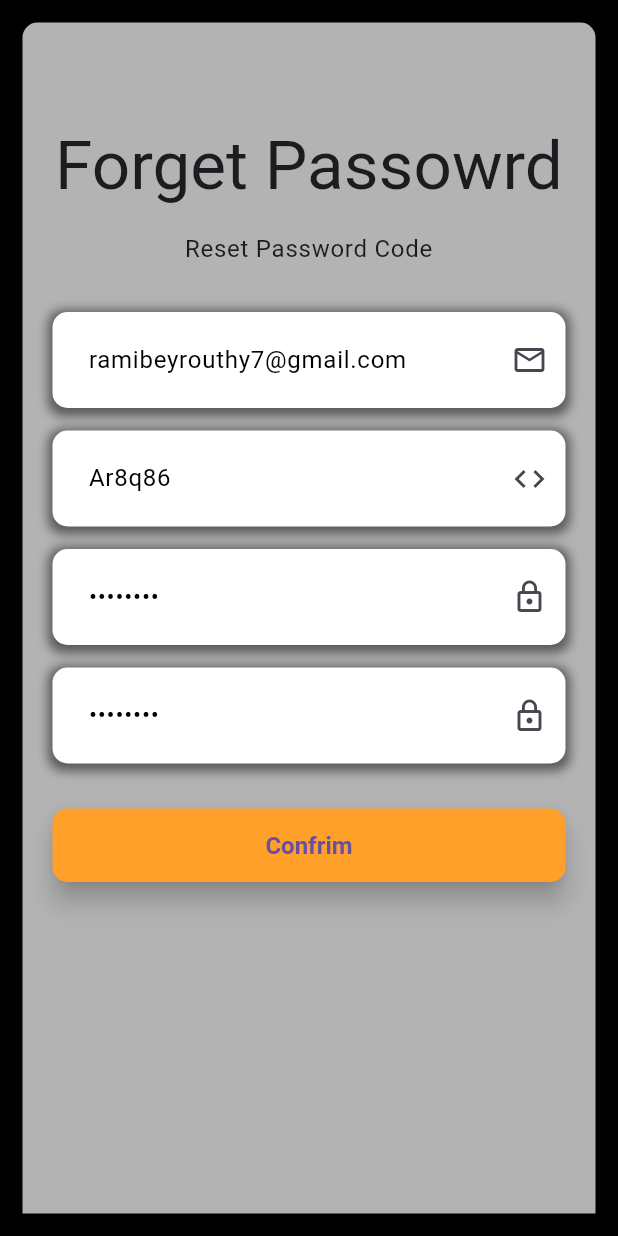
After one commit to Basheer2001/Hotel_System, a Flutter app: the ResetPasswordCode screen opened by its route, on a phone screen of 412 x 824 dp. The commit adds this screen. Run offline on Flutter 3.47's test engine with Material 3 defaults, Android fonts, the phone set to English and light mode, and no system bars; our stand-ins replace dio, flutter_otp_text_field, get, image_picker, shared_preferences; accounts and stored records are empty.

Commit message:
t3dil 3l main

```diff
--- /dev/null
+++ b/lib/controllers/resetpasswordcode_controller.dart
@@ -0,0 +1,58 @@
+import 'package:flutter/material.dart';
+import 'package:get/get.dart';
+import '../models/app_response.dart';
+import '../pages/auth/Register/register1.dart';
+import '../repository/resetpasswordcode_repo.dart';
+
+class ResetPasswordCodeController extends GetxController{
+
+  ResetPasswordCodeRepo  resetPasswordCodeRepo=Get.find<ResetPasswordCodeRepo>();
+
+  GlobalKey<FormState> formKey=GlobalKey<FormState>();
+
+  TextEditingController emailTextController=TextEditingController(text:"ramibeyrouthy7@gmail.com");
+  TextEditingController passwordTextController=TextEditingController(text:"12411241");
+  TextEditingController newpasswordTextController=TextEditingController(text:"12411241");
+  TextEditingController codeTextController=TextEditingController(text:"Ar8q86");
+
+  var firstSubmit =false.obs;
+
+  var loginLoadingState=false.obs;
+
+  void resetpasswordcode() async{
+    firstSubmit.value=true;
+    if(formKey.currentState!.validate()) {
+      loginLoadingState.value = true;
+      AppResponse response = await resetPasswordCodeRepo.resetpasswordcode(
+          emailTextController.text,
+          passwordTextController.text,
+          newpasswordTextController.text,
+          codeTextController.text,
+         );
+      loginLoadingState.value = false;
+      if (response.success) {
+        print("Verification Code Response: ${response.data}");
+        Get.to(() => Register1());
+        Get.defaultDialog(
+            title: "Success",
+            content: Text(""),
+            actions: [
+              TextButton(onPressed: () {
+                Get.back();
+              },
+                  child: Text("ok")),
+            ]
+        );
+      } else {
+        Get.defaultDialog(
+            title: "Error",
+            content: Text(response.errorMessage!),
+            actions: [
+              TextButton(onPressed: () {
+                Get.back();
+              },
+                  child: Text("ok")),
+            ]
+        );
+      }
+    }}}
--- /dev/null
+++ b/lib/pages/auth/forgetpassword/resetpasswordcode.dart
@@ -0,0 +1,480 @@
+import 'package:flutter/material.dart';
+import 'package:flutter_otp_text_field/flutter_otp_text_field.dart';
+import 'package:get/get.dart';
+import '../../../constant/auth/customtextbodyauth.dart';
+import '../../../constant/auth/customtexttitleauth.dart';
+import '../../../constant/color.dart';
+import '../../../controllers/resetpasswordcode_controller.dart';
+import '../../../controllers/verfiycode_controller.dart';
+import '../Register/register1.dart';
+
+/*
+class ResetPasswordCode extends GetView<ResetPassowrdCodeController>{
+  const ResetPasswordCode({Key? key}) : super(key: key);
+
+  @override
+  Widget build(BuildContext context) {
+    Get.put(ResetPassowrdCodeController());
+    return Scaffold(
+      appBar: AppBar(
+        centerTitle: true,
+        backgroundColor: AppColor.backgroundcolor,
+        elevation: 0.0,
+        title: Text('Reset Password Code',
+            style: TextStyle(fontWeight: FontWeight.bold)
+                .copyWith(color: AppColor.grey)),
+      ),
+      body:
+
+
+      Container(
+        padding: const EdgeInsets.symmetric(vertical: 15, horizontal: 30),
+        child: ListView(children: [
+          const SizedBox(height: 20),
+          const CustomTextTitleAuth(text: "Check Code"),
+          const SizedBox(height: 10),
+          const CustomTextBodyAuth(
+              text:
+              "Please Enter The Code Sent To "),
+          const SizedBox(height: 15),
+
+          Container(
+            decoration: BoxDecoration(
+              color: Colors.white,
+              borderRadius: BorderRadius.circular(10),
+              boxShadow: [
+                BoxShadow(
+                  color: Colors.black.withOpacity(0.5),
+                  spreadRadius: 3,
+                  blurRadius: 5,
+                  offset: Offset(0, 2), // changes position of shadow
+                ),
+              ],
+            ),
+            child: Obx(
+                  ()=>TextFormField(
+                controller: controller.emailTextController,
+                autovalidateMode: !controller.firstSubmit.value?
+                AutovalidateMode.disabled:
+                AutovalidateMode.always,
+                validator: (String?value){
+                  if(value!.isEmpty){
+                    return "Required Field";
+                  }else if(!GetUtils.isEmail(value)){
+                    return "Wrong Email";
+                  }
+                  return null;
+                },
+
+                style: TextStyle(color: Colors.black),
+                decoration: InputDecoration(
+                  hintText: 'Enter Email',
+                  hintStyle: TextStyle(color: Colors.grey),
+                  border: OutlineInputBorder(
+                    borderRadius: BorderRadius.circular(10),
+                    borderSide: BorderSide.none,
+                  ),
+                  contentPadding: EdgeInsets.all(20),
+                ),
+              ),
+            ),
+          ),
+          const SizedBox(height: 20),
+          Container(
+            decoration: BoxDecoration(
+              color: Colors.white,
+              borderRadius: BorderRadius.circular(10),
+              boxShadow: [
+                BoxShadow(
+                  color: Colors.black.withOpacity(0.5),
+                  spreadRadius: 3,
+                  blurRadius: 5,
+                  offset: Offset(0, 2), // changes position of shadow
+                ),
+              ],
+            ),
+            child: Obx(
+                  ()=>TextFormField(
+                controller: controller.codeTextController,
+                autovalidateMode: !controller.firstSubmit.value?
+                AutovalidateMode.disabled:
+                AutovalidateMode.always,
+                validator: (String?value){
+                  if(value!.isEmpty){
+                    return "Required Field";
+                  }
+                  return null;
+                },
+
+                style: TextStyle(color: Colors.black),
+                decoration: InputDecoration(
+                  hintText: 'Enter Code',
+                  hintStyle: TextStyle(color: Colors.grey),
+                  border: OutlineInputBorder(
+                    borderRadius: BorderRadius.circular(10),
+                    borderSide: BorderSide.none,
+                  ),
+                  contentPadding: EdgeInsets.all(20),
+                ),
+              ),
+            ),
+          ),
+          const SizedBox(height: 20),
+          Container(
+            decoration: BoxDecoration(
+              color: Colors.white,
+              borderRadius: BorderRadius.circular(10),
+              boxShadow: [
+                BoxShadow(
+                  color: Colors.black.withOpacity(0.5),
+                  spreadRadius: 3,
+                  blurRadius: 5,
+                  offset: Offset(0, 2), // changes position of shadow
+                ),
+              ],
+            ),
+            child: Obx(
+                  ()=> TextFormField(
+                controller: controller.passwordTextController,
+                autovalidateMode: !controller.firstSubmit.value?
+                AutovalidateMode.disabled
+                    :AutovalidateMode.always,
+                validator: (String ? value){
+                  if(value!.isEmpty){
+                    return "Required Field";
+                  }
+                  return null;
+                },
+                obscureText: true,
+                style: TextStyle(color: Colors.black),
+                decoration: InputDecoration(
+                  hintText: 'Enter Password',
+                  hintStyle: TextStyle(color: Colors.grey),
+                  suffixIcon: Icon(Icons.lock_outline),
+                  border: OutlineInputBorder(
+                    borderRadius: BorderRadius.circular(10),
+                    borderSide: BorderSide.none,
+                  ),
+                  contentPadding: EdgeInsets.all(20),
+                ),
+              ),
+            ),
+
+          ),
+          const SizedBox(height: 20),
+          Container(
+            decoration: BoxDecoration(
+              color: Colors.white,
+              borderRadius: BorderRadius.circular(10),
+              boxShadow: [
+                BoxShadow(
+                  color: Colors.black.withOpacity(0.5),
+                  spreadRadius: 3,
+                  blurRadius: 5,
+                  offset: Offset(0, 2), // changes position of shadow
+                ),
+              ],
+            ),
+            child: Obx(
+                  ()=> TextFormField(
+                controller: controller.newpasswordTextController,
+                autovalidateMode: !controller.firstSubmit.value?
+                AutovalidateMode.disabled
+                    :AutovalidateMode.always,
+                validator: (String ? value){
+                  if(value!.isEmpty){
+                    return "Required Field";
+                  }
+                  return null;
+                },
+                obscureText: true,
+                style: TextStyle(color: Colors.black),
+                decoration: InputDecoration(
+                  hintText: 'Enter Password',
+                  hintStyle: TextStyle(color: Colors.grey),
+                  suffixIcon: Icon(Icons.lock_outline),
+                  border: OutlineInputBorder(
+                    borderRadius: BorderRadius.circular(10),
+                    borderSide: BorderSide.none,
+                  ),
+                  contentPadding: EdgeInsets.all(20),
+                ),
+              ),
+            ),
+
+          ),
+
+//lorydemirgian02@gmail.com
+          SizedBox(height: 40),
+        ]),
+      ),
+    );
+  }
+}
+*/
+
+
+import 'package:flutter/material.dart';
+import 'package:get/get.dart';
+import 'package:get/get_state_manager/src/simple/get_view.dart';
+
+import '../../../constant/auth/custombottomauth.dart';
+import '../../../constant/auth/customtextbodyauth.dart';
+import '../../../constant/auth/customtexttitleauth.dart';
+import '../../../controllers/sendresetpassword_contoller.dart';
+
+class ResetPasswordCode extends GetView<ResetPasswordCodeController>  {
+  const ResetPasswordCode ({Key? key}) : super(key: key);
+
+  @override
+  Widget build(BuildContext context) {
+    Get.put(ResetPasswordCodeController());
+    return Scaffold(
+        body:
+        Stack(
+            children: [
+              Positioned.fill(
+                  child: Container(
+                    color: Colors.black, // Change this to the color you want
+                  )
+              ),
+              Container(
+                padding: const EdgeInsets.symmetric(vertical: 15, horizontal: 15),
+                alignment: Alignment.bottomCenter,
+                child: Container(
+                  decoration: BoxDecoration(
+                    color: Colors.white70,
+                    borderRadius: BorderRadius.only(
+                      topLeft: Radius.circular(10.0),
+                      topRight: Radius.circular(10.0),
+                      bottomLeft: Radius.circular(0.0), // Adjust this value as needed
+                      bottomRight: Radius.circular(0.0), // Adjust this value as needed
+                    ),
+                    boxShadow: [
+                      BoxShadow(
+                        color: Colors.black.withOpacity(0.5),
+                        spreadRadius: 5,
+                        blurRadius: 7,
+                        offset: Offset(0, 3), // changes position of shadow
+                      ),
+                    ],
+                  ),
+                  width: MediaQuery.of(context).size.width / 1,
+                  height: MediaQuery.of(context).size.width / 0.5,
+                  padding: EdgeInsets.all(20),
+                  child: Form(
+                    key: controller.formKey,
+                    child: ListView(children: [
+                      const SizedBox(height: 50),
+                      CustomTextTitleAuth(text: "Forget Passowrd"),
+                      const SizedBox(height: 17),
+                      CustomTextBodyAuth(text: "Reset Password Code"),
+                      const SizedBox(height: 30),
+                      Container(
+                        decoration: BoxDecoration(
+                          color: Colors.white,
+                          borderRadius: BorderRadius.circular(10),
+                          boxShadow: [
+                            BoxShadow(
+                              color: Colors.black.withOpacity(0.5),
+                              spreadRadius: 3,
+                              blurRadius: 5,
+                              offset: Offset(0, 2), // changes position of shadow
+                            ),
+                          ],
+                        ),
+                        child: Obx(
+                              ()=>TextFormField(
+                            controller: controller.emailTextController,
+                            autovalidateMode: !controller.firstSubmit.value?
+                            AutovalidateMode.disabled:
+                            AutovalidateMode.always,
+                            validator: (String?value){
+                              if(value!.isEmpty){
+                                return "Required Field";
+                              }else if(!GetUtils.isEmail(value)){
+                                return "Wrong Email";
+                              }
+                              return null;
+                            },
+
+                            style: TextStyle(color: Colors.black),
+                            decoration: InputDecoration(
+                              hintText: 'Enter Email',
+                              hintStyle: TextStyle(color: Colors.grey),
+                              suffixIcon: Icon(Icons.email_outlined),
+
+                              border: OutlineInputBorder(
+                                borderRadius: BorderRadius.circular(10),
+                                borderSide: BorderSide.none,
+                              ),
+                              contentPadding: EdgeInsets.all(20),
+                            ),
+                          ),
+                        ),
+                      ),
+                      SizedBox(height: 15,),
+                      Container(
+                        decoration: BoxDecoration(
+                          color: Colors.white,
+                          borderRadius: BorderRadius.circular(10),
+                          boxShadow: [
+                            BoxShadow(
+                              color: Colors.black.withOpacity(0.5),
+                              spreadRadius: 3,
+                              blurRadius: 5,
+                              offset: Offset(0, 2), // changes position of shadow
+                            ),
+                          ],
+                        ),
+                        child: Obx(
+                              ()=>TextFormField(
+                            controller: controller.codeTextController,
+                            autovalidateMode: !controller.firstSubmit.value?
+                            AutovalidateMode.disabled:
+                            AutovalidateMode.always,
+                            validator: (String?value){
+                              if(value!.isEmpty){
+                                return "Required Field";
+                              }
+                              return null;
+                            },
+
+                            style: TextStyle(color: Colors.black),
+                            decoration: InputDecoration(
+                              hintText: 'Enter Code',
+                              hintStyle: TextStyle(color: Colors.grey),
+                              suffixIcon: Icon(Icons.code),
+
+                              border: OutlineInputBorder(
+                                borderRadius: BorderRadius.circular(10),
+                                borderSide: BorderSide.none,
+                              ),
+                              contentPadding: EdgeInsets.all(20),
+                            ),
+                          ),
+                        ),
+                      ),
+                      SizedBox(height: 15,),
+                      Container(
+                        decoration: BoxDecoration(
+                          color: Colors.white,
+                          borderRadius: BorderRadius.circular(10),
+                          boxShadow: [
+                            BoxShadow(
+                              color: Colors.black.withOpacity(0.5),
+                              spreadRadius: 3,
+                              blurRadius: 5,
+                              offset: Offset(0, 2), // changes position of shadow
+                            ),
+                          ],
+                        ),
+                        child: Obx(
+                              ()=> TextFormField(
+                            controller: controller.passwordTextController,
+                            autovalidateMode: !controller.firstSubmit.value?
+                            AutovalidateMode.disabled
+                                :AutovalidateMode.always,
+                            validator: (String ? value){
+                              if(value!.isEmpty){
+                                return "Required Field";
+                              }
+                              return null;
+                            },
+                            obscureText: true,
+                            style: TextStyle(color: Colors.black),
+                            decoration: InputDecoration(
+                              hintText: 'Enter newPassword',
+                              hintStyle: TextStyle(color: Colors.grey),
+                              suffixIcon: Icon(Icons.lock_outline),
+                              border: OutlineInputBorder(
+                                borderRadius: BorderRadius.circular(10),
+                                borderSide: BorderSide.none,
+                              ),
+                              contentPadding: EdgeInsets.all(20),
+                            ),
+                          ),
+                        ),
+
+                      ),
+                      SizedBox(height: 15,),
+                      Container(
+                        decoration: BoxDecoration(
+                          color: Colors.white,
+                          borderRadius: BorderRadius.circular(10),
+                          boxShadow: [
+                            BoxShadow(
+                              color: Colors.black.withOpacity(0.5),
+                              spreadRadius: 3,
+                              blurRadius: 5,
+                              offset: Offset(0, 2), // changes position of shadow
+                            ),
+                          ],
+                        ),
+                        child: Obx(
+                              ()=> TextFormField(
+                            controller: controller. newpasswordTextController,
+                            autovalidateMode: !controller.firstSubmit.value?
+                            AutovalidateMode.disabled
+                                :AutovalidateMode.always,
+                            validator: (String ? value){
+                              if(value!.isEmpty){
+                                return "Required Field";
+                              }
+                              return null;
+                            },
+                            obscureText: true,
+                            style: TextStyle(color: Colors.black),
+                            decoration: InputDecoration(
+                              hintText: 'confrim newPassword',
+                              hintStyle: TextStyle(color: Colors.grey),
+                              suffixIcon: Icon(Icons.lock_outline),
+                              border: OutlineInputBorder(
+                                borderRadius: BorderRadius.circular(10),
+                                borderSide: BorderSide.none,
+                              ),
+                              contentPadding: EdgeInsets.all(20),
+                            ),
+                          ),
+                        ),
+
+                      ),
+                      SizedBox(height: 20,),
+                      CustomButtomAuth(text: "Confrim", onPressed: () {
+                        controller.resetpasswordcode();
+                      }),
+
+                    ]),
+                  ),
+                ),
+              ),
+
+            ]
+        )
+    );
+  }
+}
+
+
+
+
+
+
+
+//TODO ASI VERFIY CODIN HAMRE
+/*
+OtpTextField(
+fieldWidth: 50,
+borderRadius: BorderRadius.circular(10),
+numberOfFields: 6,
+borderColor: Color(0xFF512DA8),
+//set to true to show as box or false to show as dash
+showFieldAsBox: true,
+//runs when a code is typed in
+onCodeChanged: (String code) {
+//handle validation or checks here
+},
+onSubmit: (String verificationCode){
+Get.off(() => Register1());
+},
+),*/
--- a/lib/pages/auth/login.dart
+++ b/lib/pages/auth/login.dart
@@ -6,6 +6,7 @@ import '../../constant/auth/custombottomauth.dart';
 import '../../constant/auth/customtextbodyauth.dart';
 import '../../constant/auth/customtexttitleauth.dart';
 import '../../controllers/login_controller.dart';
+import '../../core/function/alertexitapp.dart';
 import 'forgetpassword/sendresetpassword.dart';
 
 
@@ -20,7 +21,9 @@ class Login extends GetView<loginController> {
     return Scaffold(
         backgroundColor: Colors.transparent,
         body:
-        Stack(
+        WillPopScope(
+          onWillPop: alertExitApp,
+          child: Stack(
                 children: [
                   // Background Image
                   Positioned.fill(
@@ -183,6 +186,7 @@ class Login extends GetView<loginController> {
                         ),
                       )),
                 ]),
+        ),
 
     );
   }
--- /dev/null
+++ b/lib/repository/resetpasswordcode_repo.dart
@@ -0,0 +1,57 @@
+import 'dart:convert';
+import 'package:dio/dio.dart' as dio;
+import 'package:get/get.dart';
+import '../models/app_response.dart';
+import '../providers/api_provider.dart';
+
+class ResetPasswordCodeRepo extends GetxService{
+
+  static List<String>? cookies;
+
+  APIProvider apiProvider=Get.find<APIProvider>();
+
+  Future<AppResponse<String>> resetpasswordcode(String email, String password ,String confirmation,String code) async {
+    try {
+      dio.Response response = await apiProvider.postRequest(
+        "http://127.0.0.1:8000/api/password/reset",
+        {},
+        jsonEncode({
+          "email":email,
+          "password":password,
+          "password_confirmation":confirmation,
+          "code":code,
+        }),
+      );
+
+      cookies =response.headers['set-cookie'];
+
+
+      print("Response status code: ${response.statusCode}");
+      print("Response body: ${response.data}");
+
+      if (response.statusCode == 200) {
+        if (response.data != null && response.data["token"] != null) {
+          return AppResponse<String>(
+            success: true,
+            data: response.data["token"],
+          );
+        } else {
+          throw Exception("Token not found in response data");
+        }
+      } else {
+        throw Exception("Server responded with status code ${response.statusCode}");
+      }
+    } on dio.DioError catch (e) {
+      print("Dio error during login: $e");
+      String errorMessage = "Network error occurred";
+      if (e.response != null) {
+        errorMessage = "Server error: ${e.response!.statusCode}";
+        // Optionally, handle different types of Dio errors (e.g., timeouts, connectivity issues)
+      }
+      return AppResponse(success: false, errorMessage: errorMessage);
+    } catch (e) {
+      print("Error during login: $e");
+      return AppResponse(success: false, errorMessage: e.toString());
+    }
+  }
+}
```
Lines whose indentation alone changed are shown as unchanged.
